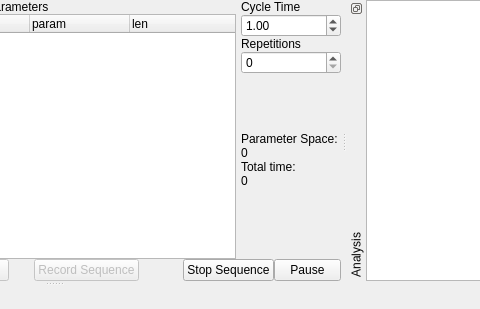
The window that lib/modules/ProtocolRunner/ProtocolRunnerTemplate.ui (acq4/acq4) describes before a commit, drawn with Qt 5; both pictures show x 491 to 971 and y 0 to 309 of the 1089 by 309 pixel window.
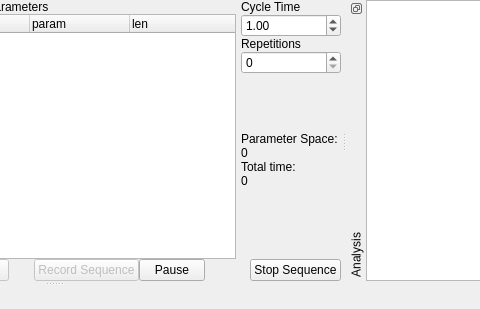
The same window after the commit. Custom widgets are drawn as their Qt base class.

What changed in the file:
```diff
--- a/lib/modules/ProtocolRunner/ProtocolRunnerTemplate.ui
+++ b/lib/modules/ProtocolRunner/ProtocolRunnerTemplate.ui
@@ -444,6 +444,22 @@
          </property>
         </widget>
        </item>
+       <item>
+        <widget class="QPushButton" name="pauseSequenceBtn">
+         <property name="minimumSize">
+          <size>
+           <width>40</width>
+           <height>0</height>
+          </size>
+         </property>
+         <property name="text">
+          <string>Pause</string>
+         </property>
+         <property name="checkable">
+          <bool>true</bool>
+         </property>
+        </widget>
+       </item>
        <item>
         <spacer name="horizontalSpacer_2">
          <property name="orientation">
@@ -464,22 +480,6 @@
          </property>
         </widget>
        </item>
-       <item>
-        <widget class="QPushButton" name="pauseSequenceBtn">
-         <property name="minimumSize">
-          <size>
-           <width>40</width>
-           <height>0</height>
-          </size>
-         </property>
-         <property name="text">
-          <string>Pause</string>
-         </property>
-         <property name="checkable">
-          <bool>true</bool>
-         </property>
-        </widget>
-       </item>
       </layout>
      </item>
     </layout>
```
